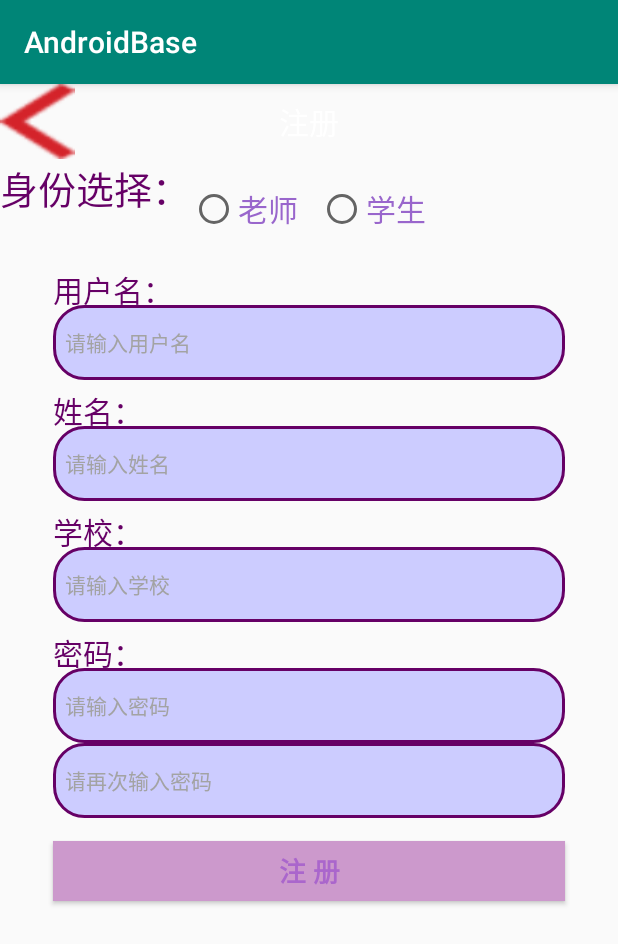
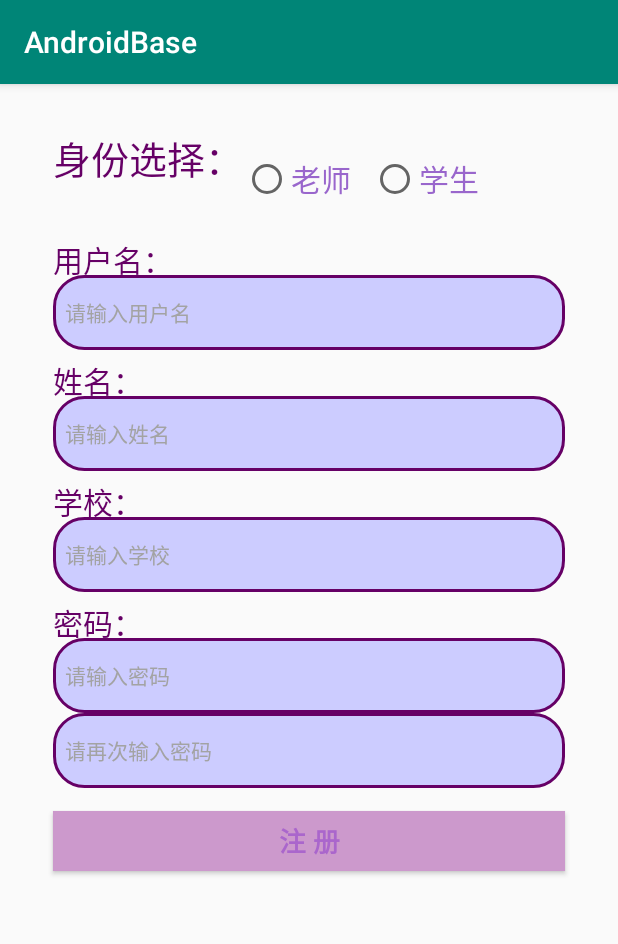
Before and after one commit to Tdout/AndroidAPP, an Android app: the RegisterActivity screen opened directly, with no data from a screen before it, on a phone screen of 412 x 824 dp. Shown: the top 944 px of the screen. Run offline under Robolectric (Android 15) with nearby library versions, the phone set to English and light mode, and no system bars.

Commit message:
删除自定义标题栏

```diff
--- a/AndroidBase/app/src/main/java/com/MobileCourse/RegisterActivity.java
+++ b/AndroidBase/app/src/main/java/com/MobileCourse/RegisterActivity.java
@@ -34,8 +34,6 @@ import java.net.URL;
 
 
 public class RegisterActivity extends AppCompatActivity {
-    private TextView tv_main_title;//标题
-    private TextView tv_back;//返回按钮
     private Button btn_register;//注册按钮
     private RadioButton teacher, student;//身份选择按钮
     private int identify_num;//身份数：老师为1，学生为2
@@ -57,12 +55,12 @@ public class RegisterActivity extends AppCompatActivity {
 
     private void init() {
         //从main_title_bar.xml 页面布局中获取对应的UI控件
-        tv_main_title=findViewById(R.id.tv_main_title);
-        tv_main_title.setText("注册");
-        tv_back=findViewById(R.id.tv_back);
+//        tv_main_title=findViewById(R.id.tv_main_title);
+//        tv_main_title.setText("注册");
+//        tv_back=findViewById(R.id.tv_back);
         //布局根元素
-        rl_title_bar=findViewById(R.id.title_bar);
-        rl_title_bar.setBackgroundColor(Color.TRANSPARENT);
+//        rl_title_bar=findViewById(R.id.title_bar);
+//        rl_title_bar.setBackgroundColor(Color.TRANSPARENT);
         //从activity_register.xml 页面中获取对应的UI控件
         btn_register=findViewById(R.id.btn_register);
         et_user_name=findViewById(R.id.et_user_name);
@@ -72,13 +70,13 @@ public class RegisterActivity extends AppCompatActivity {
         et_psw_again=findViewById(R.id.et_psw_again);
         teacher = findViewById(R.id.teacher);
         student = findViewById(R.id.student);
-        tv_back.setOnClickListener(new View.OnClickListener() {
-            @Override
-            public void onClick(View v) {
-                //返回键
-                RegisterActivity.this.finish();
-            }
-        });
+//        tv_back.setOnClickListener(new View.OnClickListener() {
+//            @Override
+//            public void onClick(View v) {
+//                //返回键
+//                RegisterActivity.this.finish();
+//            }
+//        });
         //注册按钮
         btn_register.setOnClickListener(new View.OnClickListener() {
             @Override
--- a/AndroidBase/app/src/main/res/layout/activity_changepassword.xml
+++ b/AndroidBase/app/src/main/res/layout/activity_changepassword.xml
@@ -6,7 +6,7 @@
     android:fitsSystemWindows="true"
     android:background="@drawable/back_gradient"
     android:orientation="vertical">
-    <include layout="@layout/main_title_bar"></include>
+<!--    <include layout="@layout/main_title_bar"></include>-->
     <LinearLayout
         android:layout_width="match_parent"
         android:layout_height="75dp"
--- a/AndroidBase/app/src/main/res/layout/activity_login.xml
+++ b/AndroidBase/app/src/main/res/layout/activity_login.xml
@@ -4,15 +4,15 @@
     android:layout_height="match_parent">
     android:orientation="vertical">
     <!--标题栏-->
-    <include layout="@layout/main_title_bar"></include>
+<!--    <include layout="@layout/main_title_bar"></include>-->
     <!--显示头像，记得加入id iv_head -->
     <ImageView
         android:id="@+id/iv_head"
         android:layout_width="70dp"
         android:layout_height="70dp"
-        android:layout_marginTop="25dp"
+        android:layout_marginTop="40dp"
         android:layout_gravity="center_horizontal"
-        android:background="@drawable/ic_add"/>
+        android:background="@drawable/login"/>
     <!--输入框-->
     <EditText
         android:id="@+id/et_user_name"
--- a/AndroidBase/app/src/main/res/layout/activity_register.xml
+++ b/AndroidBase/app/src/main/res/layout/activity_register.xml
@@ -4,10 +4,12 @@
     android:layout_height="match_parent">
     android:background="@drawable/register_bg"
     android:orientation="vertical">
-    <include layout="@layout/main_title_bar"></include><!--引入标题栏-->
+<!--    <include layout="@layout/main_title_bar"></include>&lt;!&ndash;引入标题栏&ndash;&gt;-->
     <LinearLayout
         android:layout_width="wrap_content"
         android:layout_height="wrap_content"
+        android:layout_marginTop="30dp"
+        android:layout_marginLeft="35dp"
         android:orientation="horizontal">
 
         <TextView
```
Also changed, not shown: AndroidBase/app/src/main/java/com/MobileCourse/LoginActivity.java (+9 -14 lines).
